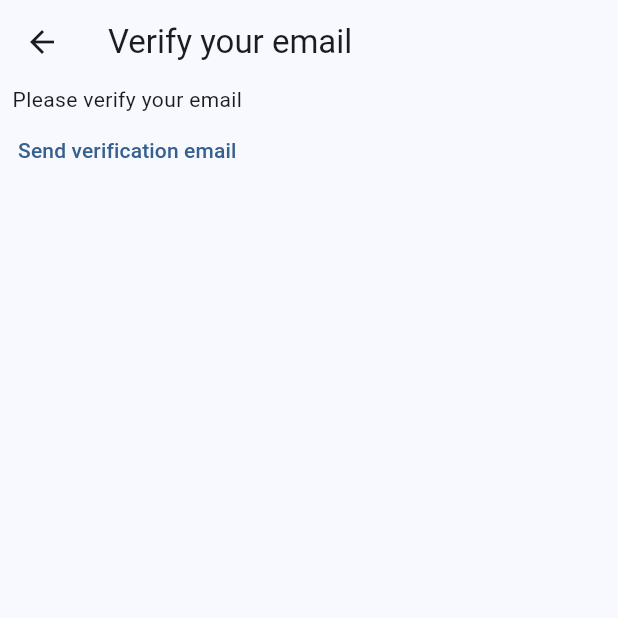
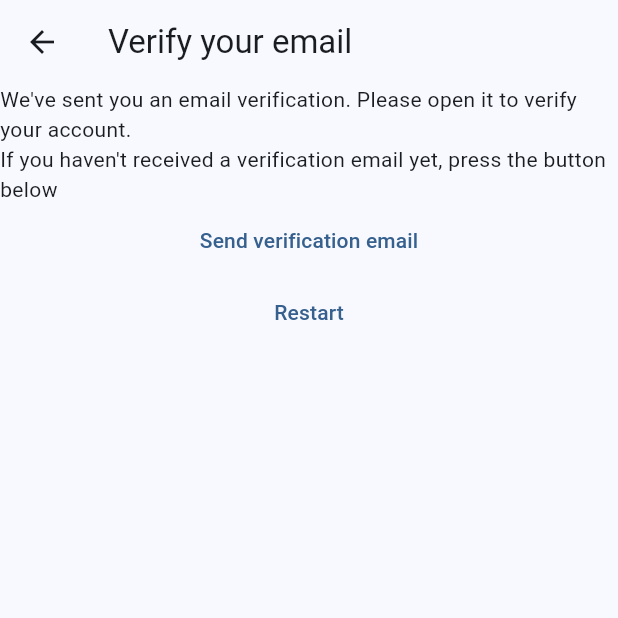
Before and after one commit to All506/flutter-app, a Flutter app: the VerifyEmailView screen opened directly, on a phone screen of 412 x 824 dp, the top half of it. Run offline on Flutter 3.47's test engine with Material 2 defaults, Android fonts, the phone set to English and light mode, and no system bars; our stand-ins replace firebase_auth, firebase_core; accounts and stored records are empty.

Commit message:
login corrections

```diff
--- a/lib/constants/routes.dart
+++ b/lib/constants/routes.dart
@@ -1,3 +1,4 @@
 const loginRoute = '/login/';
 const registerRoute = '/register';
 const notesRoute = '/notes/';
+const verifyEmailRoute = '/verify-email/';
--- a/lib/main.dart
+++ b/lib/main.dart
@@ -27,6 +27,7 @@
         loginRoute: (context) => const LoginView(),
         registerRoute: (context) => const RegisterView(),
         notesRoute: (context) => const NotesView(),
+        verifyEmailRoute: (context) => const VerifyEmailView(),
       },
     ),
   );
--- a/lib/views/verify_email_view.dart
+++ b/lib/views/verify_email_view.dart
@@ -1,5 +1,6 @@
 import 'dart:math';
 
+import 'package:dartstarter/constants/routes.dart';
 import 'package:firebase_auth/firebase_auth.dart';
 import 'package:flutter/material.dart';
 
@@ -19,14 +20,24 @@
       ),
       body: Column(
         children: [
-          Text("Please verify your email"),
+          const Text(
+              "We've sent you an email verification. Please open it to verify your account."),
+          Text(
+              "If you haven't received a verification email yet, press the button below"),
           TextButton(
             onPressed: () {
               final user = FirebaseAuth.instance.currentUser;
               user?.sendEmailVerification();
             },
             child: Text("Send verification email"),
-          )
+          ),
+          TextButton(
+              onPressed: () async {
+                await FirebaseAuth.instance.signOut();
+                Navigator.of(context)
+                    .pushNamedAndRemoveUntil(registerRoute, (route) => false);
+              },
+              child: const Text("Restart"))
         ],
       ),
     );
```
Also changed, not shown: lib/views/register_view.dart (+7 -3 lines).
